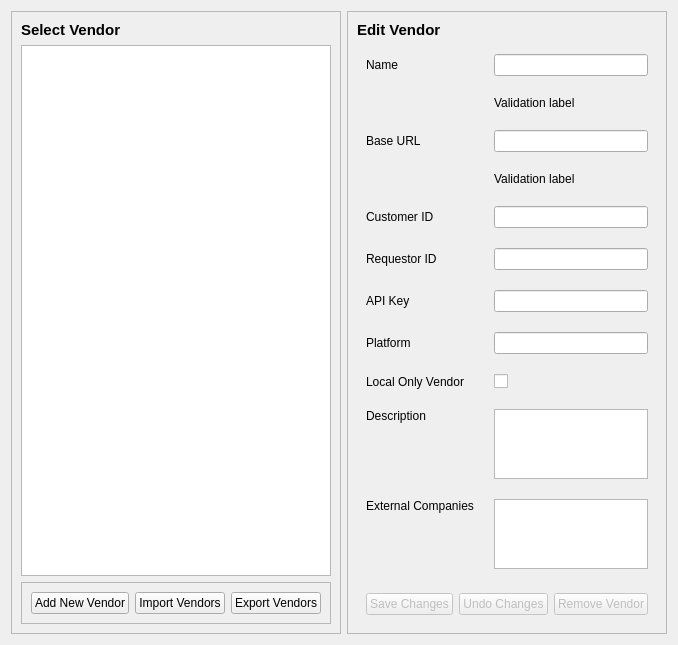
Above: ui/ManageVendorsTab.ui from CS-4820-Library-Project/COUNTER-5-Report-Tool-2020-5.0 before the change. Below: the same form after it.
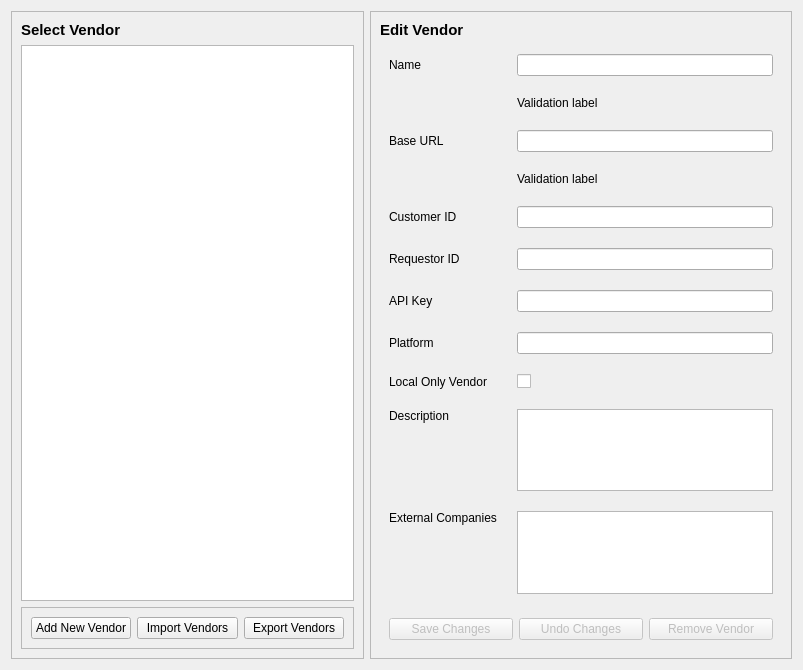
That is the form after the change. Icons and pictures are not drawn.

```diff
--- a/ui/ManageVendorsTab.ui
+++ b/ui/ManageVendorsTab.ui
@@ -6,8 +6,8 @@
    <rect>
     <x>0</x>
     <y>0</y>
-    <width>617</width>
-    <height>630</height>
+    <width>803</width>
+    <height>670</height>
    </rect>
   </property>
   <property name="windowTitle">
```
Left out of the diff: 8 changed lines with no effect on the pictures.
